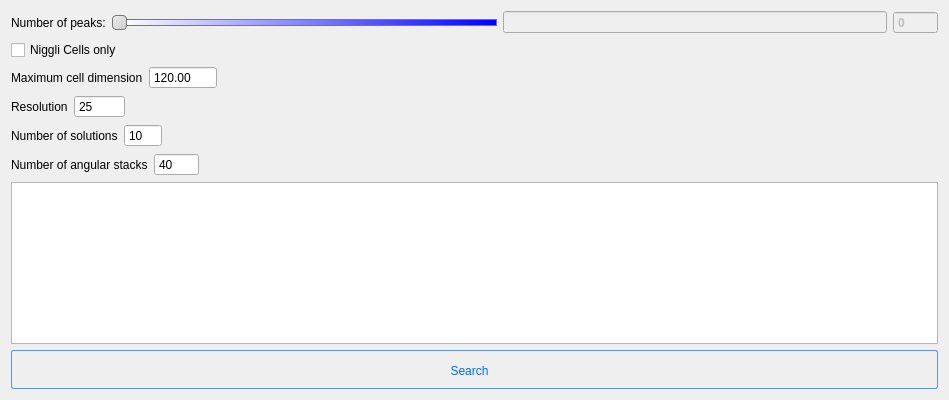
This is apps/NSXQt/ui/DialogFindUnitCell.ui in k61n/openhkl as Qt 5 draws it before an edit. The edited form follows.
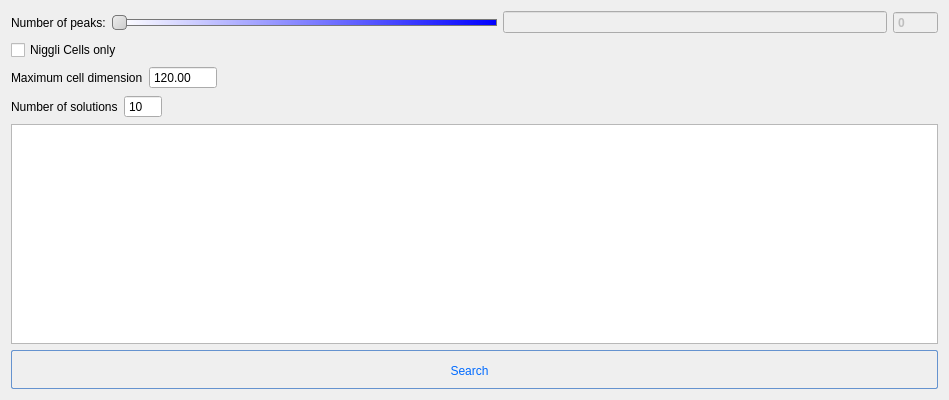
This is the edited form.

Diff of the .ui file:
```diff
--- a/apps/NSXQt/ui/DialogFindUnitCell.ui
+++ b/apps/NSXQt/ui/DialogFindUnitCell.ui
@@ -170,44 +170,7 @@
     </layout>
    </item>
    <item row="3" column="0">
-    <layout class="QHBoxLayout" name="horizontalLayout_4">
-     <item>
-      <widget class="QLabel" name="label_3">
-       <property name="text">
-        <string>Resolution</string>
-       </property>
-      </widget>
-     </item>
-     <item>
-      <widget class="QSpinBox" name="spinBox_nSubdiv">
-       <property name="buttonSymbols">
-        <enum>QAbstractSpinBox::NoButtons</enum>
-       </property>
-       <property name="minimum">
-        <number>1</number>
-       </property>
-       <property name="maximum">
-        <number>1000000</number>
-       </property>
-       <property name="value">
-        <number>25</number>
-       </property>
-      </widget>
-     </item>
-     <item>
-      <spacer name="horizontalSpacer_3">
-       <property name="orientation">
-        <enum>Qt::Horizontal</enum>
-       </property>
-       <property name="sizeHint" stdset="0">
-        <size>
-         <width>40</width>
-         <height>20</height>
-        </size>
-       </property>
-      </spacer>
-     </item>
-    </layout>
+    <layout class="QHBoxLayout" name="horizontalLayout_4"/>
    </item>
    <item row="4" column="0">
     <layout class="QHBoxLayout" name="horizontalLayout_3">
@@ -247,41 +210,7 @@
     </layout>
    </item>
    <item row="5" column="0">
-    <layout class="QHBoxLayout" name="horizontalLayout_5">
-     <item>
-      <widget class="QLabel" name="label_4">
-       <property name="text">
-        <string>Number of angular stacks</string>
-       </property>
-      </widget>
-     </item>
-     <item>
-      <widget class="QSpinBox" name="spinBox_nStacks">
-       <property name="buttonSymbols">
-        <enum>QAbstractSpinBox::NoButtons</enum>
-       </property>
-       <property name="maximum">
-        <number>10000</number>
-       </property>
-       <property name="value">
-        <number>40</number>
-       </property>
-      </widget>
-     </item>
-     <item>
-      <spacer name="horizontalSpacer_4">
-       <property name="orientation">
-        <enum>Qt::Horizontal</enum>
-       </property>
-       <property name="sizeHint" stdset="0">
-        <size>
-         <width>40</width>
-         <height>20</height>
-        </size>
-       </property>
-      </spacer>
-     </item>
-    </layout>
+    <layout class="QHBoxLayout" name="horizontalLayout_5"/>
    </item>
    <item row="6" column="0">
     <widget class="QTableView" name="tableView"/>
```
